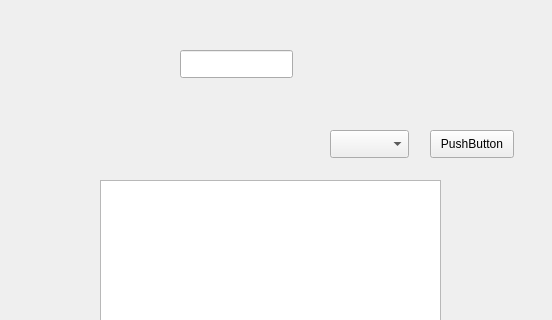
The window that createpermissiongroup.ui (kieranmckenzie/teamworking_key_management_app) describes before a commit, drawn with Qt 5; both pictures show x 0 to 552 and y 0 to 320 of the 552 by 485 pixel window.
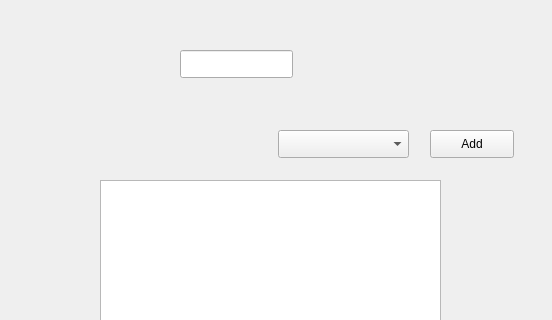
The same window after the commit.

Patch:
```diff
--- a/createpermissiongroup.ui
+++ b/createpermissiongroup.ui
@@ -52,9 +52,9 @@
   <widget class="QComboBox" name="createpermissiongroup_rooms">
    <property name="geometry">
     <rect>
-     <x>330</x>
+     <x>278</x>
      <y>130</y>
-     <width>79</width>
+     <width>131</width>
      <height>28</height>
     </rect>
    </property>
@@ -69,7 +69,7 @@
     </rect>
    </property>
    <property name="text">
-    <string>PushButton</string>
+    <string>Add</string>
    </property>
   </widget>
   <widget class="QPushButton" name="createpermissiongroup_remove">
```
